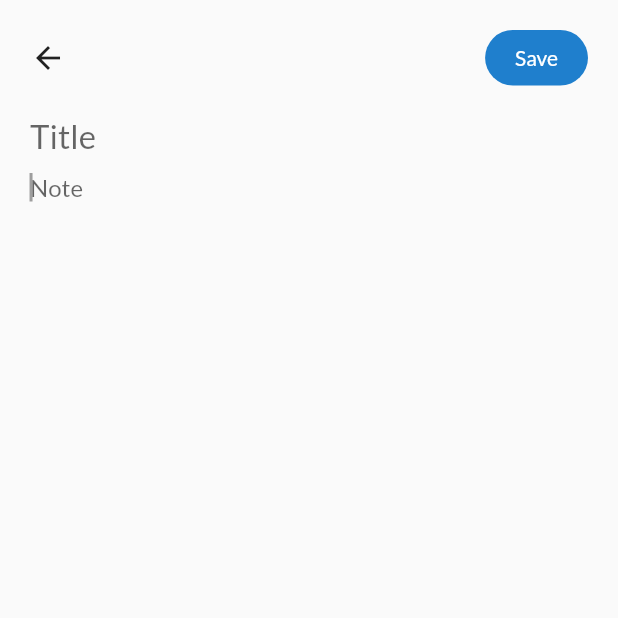
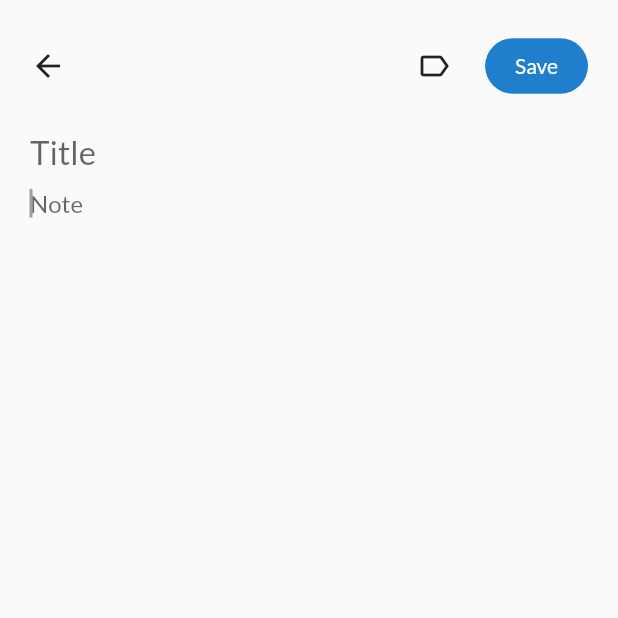
Before and after one commit to prakash-sonar-98/quick_notes, a Flutter app: the AddNotePage screen opened directly, on a phone screen of 412 x 824 dp, the top half of it. Run offline on Flutter 3.47's test engine with Material 2 defaults, Android fonts, the light colour scheme and no system bars; our stand-ins replace google_fonts, sqflite; accounts and stored records are empty; statements that could not run were skipped.

Commit message:
label added in notes & trash page added

```diff
--- a/lib/models/notes_model.dart
+++ b/lib/models/notes_model.dart
@@ -12,21 +12,29 @@ class NotesModel with ChangeNotifier {
     this.id,
     this.title,
     this.notes,
+    this.lable,
+    this.isActive = 'true',
   });
 
   int? id;
   String? title;
   String? notes;
+  String? lable;
+  String? isActive;
 
   factory NotesModel.fromJson(Map<String, dynamic> json) => NotesModel(
         id: json["id"],
         title: json["title"],
         notes: json["note"],
+        lable: json["lable"],
+        isActive: json["isActive"],
       );
 
   Map<String, dynamic> toJson() => {
         "id": id,
         "title": title,
         "note": notes,
+        "lable": lable,
+        "isActive": isActive,
       };
 }
--- a/lib/pages/add_note_page.dart
+++ b/lib/pages/add_note_page.dart
@@ -1,6 +1,7 @@
 import 'package:flutter/material.dart';
 import 'package:provider/provider.dart';
 
+import '../widgets/label_widget.dart';
 import '../models/notes_model.dart';
 import '../utils/constants.dart';
 import '../utils/utils.dart';
@@ -21,11 +22,13 @@ class AddNotePage extends StatefulWidget {
 class _AddNotePageState extends State<AddNotePage> {
   final TextEditingController _title = TextEditingController();
   final TextEditingController _notes = TextEditingController();
+  String? _label;
 
   _getNotesData() {
     if (widget.notes != null) {
       _title.text = widget.notes?.title ?? '';
       _notes.text = widget.notes?.notes ?? '';
+      _label = widget.notes?.lable;
     }
   }
 
@@ -33,6 +36,8 @@ class _AddNotePageState extends State<AddNotePage> {
     final note = NotesModel(
       title: _title.text,
       notes: _notes.text,
+      lable: _label,
+      isActive: 'true',
     );
     Provider.of<NotesProvider>(context, listen: false)
         .insertNote(context, note);
@@ -43,6 +48,8 @@ class _AddNotePageState extends State<AddNotePage> {
       id: widget.notes!.id,
       title: _title.text,
       notes: _notes.text,
+      lable: _label,
+      isActive: 'true',
     );
     Provider.of<NotesProvider>(context, listen: false)
         .updateNote(context, note);
@@ -71,7 +78,6 @@ class _AddNotePageState extends State<AddNotePage> {
             crossAxisAlignment: CrossAxisAlignment.start,
             children: [
               Row(
-                mainAxisAlignment: MainAxisAlignment.spaceBetween,
                 crossAxisAlignment: CrossAxisAlignment.center,
                 children: [
                   GestureDetector(
@@ -80,6 +86,14 @@ class _AddNotePageState extends State<AddNotePage> {
                     },
                     child: const Icon(Icons.arrow_back),
                   ),
+                  const Spacer(),
+                  IconButton(
+                    onPressed: () {
+                      _showLableDialog();
+                    },
+                    icon: const Icon(Icons.label_outline),
+                  ),
+                  horizontalSpace(10),
                   InkWell(
                     onTap: () {
                       if (_title.text.isEmpty && _notes.text.isEmpty) {
@@ -116,6 +130,8 @@ class _AddNotePageState extends State<AddNotePage> {
                 ],
               ),
               verticalSpace(20),
+              if (_label != null) LabelWidget(label: _label ?? ''),
+              if (_label != null) verticalSpace(10),
               TextField(
                 controller: _title,
                 style: const TextStyle(
@@ -152,4 +168,29 @@ class _AddNotePageState extends State<AddNotePage> {
       ),
     );
   }
+
+  // show lables popup
+  _showLableDialog() {
+    final lables = Provider.of<NotesProvider>(context, listen: false).lableList;
+    showDialog(
+      context: context,
+      builder: (context) => AlertDialog(
+        title: Text(Constants.lables),
+        content: ListView.builder(
+          shrinkWrap: true,
+          itemCount: lables.length,
+          itemBuilder: (context, index) => ListTile(
+            leading: const Icon(Icons.label_outline),
+            title: Text('${lables[index].lable}'),
+            onTap: () {
+              setState(() {
+                _label = lables[index].lable;
+              });
+              Navigator.pop(context);
+            },
+          ),
+        ),
+      ),
+    );
+  }
 }
--- a/lib/utils/constants.dart
+++ b/lib/utils/constants.dart
@@ -8,11 +8,16 @@ class Constants {
   static String note = 'Note';
   static String save = 'Save';
   static String update = 'Update';
+  static String lables = 'Lables';
   static String editLable = 'Edit Lable';
+  static String trash = 'Trash';
   static String createNewLable = 'Create new Lable';
   static String noNotesAvailable = 'No notes available...';
-  static String noteAddedMsg = 'Successfully Added';
-  static String noteUpdatedMsg = 'Successfully Updated';
-  static String noteDeletedMsg = 'Successfully Deleted';
+  static String noNotesInTrash = 'No notes in Trash';
+  static String noteAddedMsg = 'Successfully added';
+  static String noteUpdatedMsg = 'Successfully updated';
+  static String noteDeletedMsg = 'Successfully deleted';
   static String emptyNoteDiscardedMsg = 'Empty note discarded';
+  static String noteMovedToTrashMsg = 'Note moved to trash';
+  static String emptyTrash = 'Empty Trash';
 }
--- a/lib/widgets/app_drawer.dart
+++ b/lib/widgets/app_drawer.dart
@@ -1,6 +1,7 @@
 import 'package:flutter/material.dart';
 
 import '../models/drawer_Item_model.dart';
+import '../pages/trash_pages.dart';
 import '../pages/home_page.dart';
 import '../pages/lable_page.dart';
 import '../utils/app_colors.dart';
@@ -32,7 +33,7 @@ class _AppDrawerState extends State<AppDrawer> {
       id: 3,
       icon: Icons.delete,
       title: 'Trash',
-      // page: ,
+      page: const TrashPage(),
     ),
   ];
 
--- a/lib/widgets/lable_item.dart
+++ b/lib/widgets/lable_item.dart
@@ -37,6 +37,7 @@ class _LableItemState extends State<LableItem> {
   _deleteLable() {
     Provider.of<NotesProvider>(context, listen: false)
         .deleteLable(widget.lableModel);
+    _focusNode.unfocus();
   }
 
   @override
```
Also changed, not shown: lib/helper/database_helper.dart (+6 -3 lines), lib/pages/home_page.dart (+5 -2 lines), lib/pages/lable_page.dart (+5 -7 lines), lib/pages/trash_pages.dart (added, +116 -0 lines), lib/provider/notes_provider.dart (+60 -7 lines), lib/widgets/label_widget.dart (added, +32 -0 lines), lib/widgets/notes_item.dart (+20 -2 lines).
